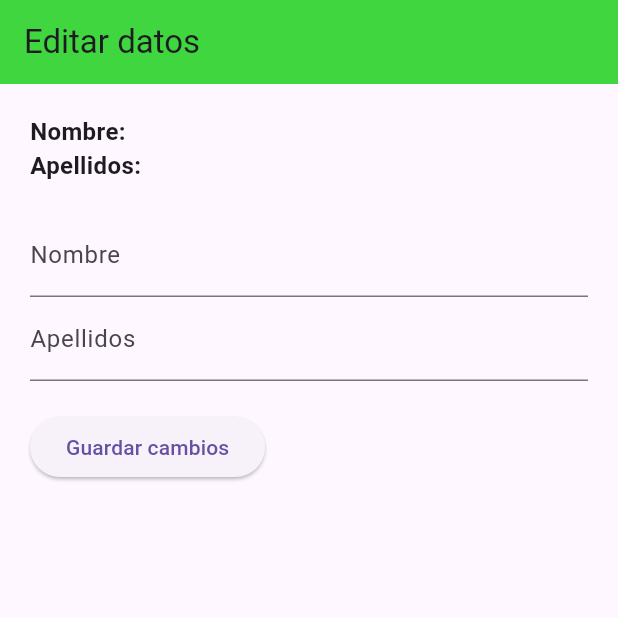
After one commit to javierbm28/freetour, a Flutter app: the screen it shows once a user with an empty profile is signed in, after a tap on the "person" icon, on a phone screen of 412 x 824 dp, the top half of it. The commit adds this screen. Run offline on Flutter 3.47's test engine with Material 3 defaults, Android fonts, the phone set to English and light mode, and no system bars; our stand-ins replace cloud_firestore, firebase_auth, firebase_core; accounts and stored records are empty; network calls fail.

Commit message:
pagina modificar nombre y apellidos hecha

```diff
--- /dev/null
+++ b/lib/pagines/MostrarDatos.dart
@@ -0,0 +1,20 @@
+import 'package:flutter/material.dart';
+import 'package:freetour/pagines/Pagina_editar_dades.dart';
+
+class Datos extends StatelessWidget {
+  const Datos({super.key});
+
+  @override
+  Widget build(BuildContext context) {
+    return MaterialApp(
+      debugShowCheckedModeBanner: false,
+      home: Scaffold(
+        appBar: AppBar(
+          title: const Text("Editar datos"),
+          backgroundColor: const Color.fromARGB(255, 63, 214, 63),
+        ),
+        body: const EditarDades(),
+      ),
+    );
+  }
+}
--- a/lib/pagines/Pagina_Inici.dart
+++ b/lib/pagines/Pagina_Inici.dart
@@ -1,8 +1,10 @@
 import 'package:flutter/material.dart';
 import 'package:freetour/components/boto_auth.dart';
+import 'package:freetour/pagines/MostrarDatos.dart';
 import 'package:freetour/pagines/Pagina_Mapa.dart';
 import 'package:firebase_auth/firebase_auth.dart';
 import 'package:cloud_firestore/cloud_firestore.dart';
+import 'package:freetour/pagines/Pagina_editar_dades.dart';
 
 class PaginaInici extends StatefulWidget {
   const PaginaInici({Key? key}) : super(key: key);
@@ -31,6 +33,18 @@ class _PaginaIniciState extends State<PaginaInici> {
         title: const Text("Discovery Tour"),
         backgroundColor: const Color.fromARGB(255, 63, 214, 63),
         actions: [
+          IconButton(
+            onPressed: () {
+              Navigator.push(
+
+                    context,
+                    MaterialPageRoute(
+                      builder: (context) => Datos(),
+                    ),
+                  );
+            },
+            icon: const Icon(Icons.person),
+          ),
           IconButton(
             onPressed: logout,
             icon: const Icon(Icons.logout),
@@ -63,7 +77,7 @@ class _PaginaIniciState extends State<PaginaInici> {
                   final String nombre = data['nombre'] ?? '';
                   final String apellidos = data['apellidos'] ?? '';
                   return Text(
-                    "$nombre $apellidos",
+                    "  $nombre $apellidos  ",
                     style: const TextStyle(
                       fontSize: 60,
                       fontWeight: FontWeight.bold,
--- /dev/null
+++ b/lib/pagines/Pagina_editar_dades.dart
@@ -0,0 +1,113 @@
+import 'package:cloud_firestore/cloud_firestore.dart';
+import 'package:firebase_auth/firebase_auth.dart';
+import 'package:flutter/material.dart';
+
+class EditarDades extends StatefulWidget {
+  const EditarDades({Key? key});
+
+  @override
+  State<EditarDades> createState() => _EditarDadesState();
+}
+
+class _EditarDadesState extends State<EditarDades> {
+  late User? _user;
+  TextEditingController _nombreController = TextEditingController();
+  TextEditingController _apellidosController = TextEditingController();
+
+  @override
+  void initState() {
+    super.initState();
+    _user = FirebaseAuth.instance.currentUser;
+    obtenerDatosUsuario();
+  }
+
+  void obtenerDatosUsuario() async {
+    final snapshot = await FirebaseFirestore.instance
+        .collection('users')
+        .doc(_user?.uid)
+        .get();
+    final data = snapshot.data() as Map<String, dynamic>;
+    setState(() {
+      _nombreController.text = data['nombre'] ?? '';
+      _apellidosController.text = data['apellidos'] ?? '';
+    });
+  }
+
+  void guardarCambios() {
+    final nuevoNombre = _nombreController.text;
+    final nuevosApellidos = _apellidosController.text;
+
+    FirebaseFirestore.instance
+        .collection('users')
+        .doc(_user?.uid)
+        .update({'nombre': nuevoNombre, 'apellidos': nuevosApellidos})
+        .then((_) {
+      ScaffoldMessenger.of(context).showSnackBar(
+        const SnackBar(
+          content: Text('Cambios guardados correctamente'),
+        ),
+      );
+    }).catchError((error) {
+      ScaffoldMessenger.of(context).showSnackBar(
+        SnackBar(
+          content: Text('Error al guardar los cambios: $error'),
+        ),
+      );
+    });
+  }
+
+  @override
+  Widget build(BuildContext context) {
+    return Padding(
+      padding: const EdgeInsets.all(20),
+      child: Column(
+        crossAxisAlignment: CrossAxisAlignment.start,
+        children: [
+          FutureBuilder<DocumentSnapshot>(
+            future: FirebaseFirestore.instance
+                .collection('users')
+                .doc(_user?.uid)
+                .get(),
+            builder: (context, snapshot) {
+              if (snapshot.connectionState == ConnectionState.waiting) {
+                return CircularProgressIndicator();
+              }
+              if (snapshot.hasError || !snapshot.hasData || !snapshot.data!.exists) {
+                return Text('Error al obtener los datos');
+              }
+              final data = snapshot.data!.data() as Map<String, dynamic>;
+              final String nombre = data['nombre'] ?? '';
+              final String apellidos = data['apellidos'] ?? '';
+              return Text(
+                "Nombre: $nombre\nApellidos: $apellidos",
+                style: const TextStyle(
+                  fontSize: 16,
+                  fontWeight: FontWeight.bold,
+                ),
+              );
+            },
+          ),
+
+          const SizedBox(height: 20),
+
+          TextField(
+            controller: _nombreController,
+            decoration: InputDecoration(labelText: 'Nombre'),
+          ),
+
+          TextField(
+            controller: _apellidosController,
+            decoration: InputDecoration(labelText: 'Apellidos'),
+          ),
+
+          const SizedBox(height: 20),
+
+          ElevatedButton(
+            onPressed: guardarCambios,
+            child: const Text('Guardar cambios'),
+          ),
+        ],
+      ),
+    );
+  }
+}
```
